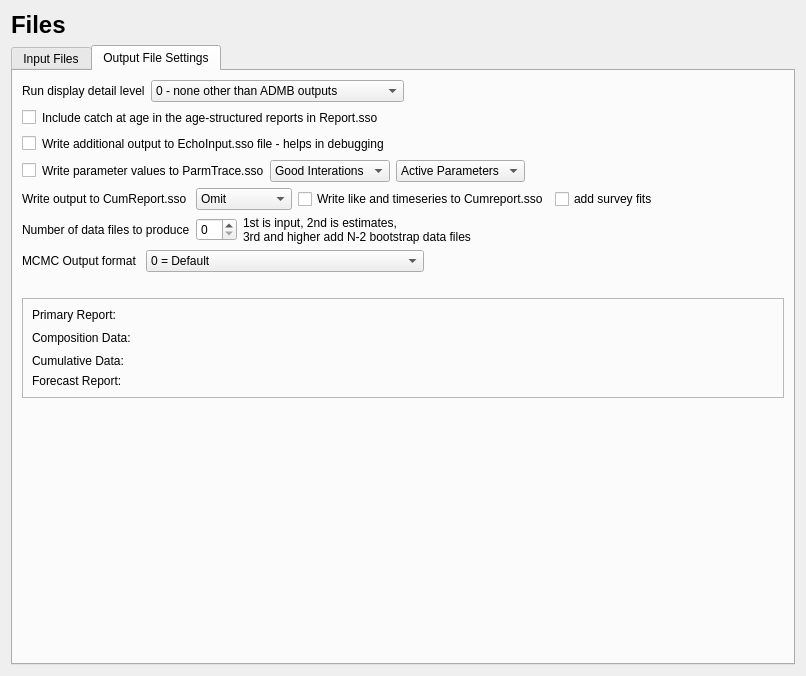
Old version of the form src/file_widget.ui in the repository nmfs-ost/ss3-ssi.
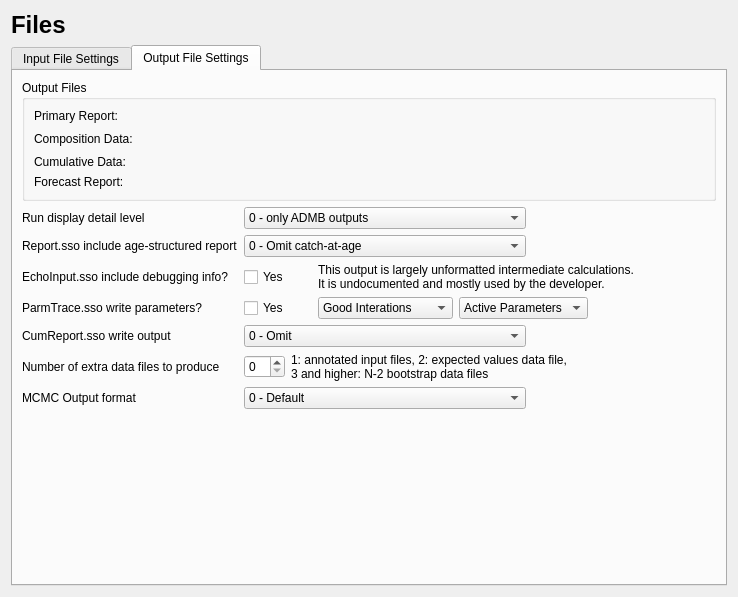
New version of the form. The open tabs and pages were chosen to show the change. Icons and pictures are not drawn.

Commit message:
Changed layouts in Files and Forecast a little
Changed report level to combo box
Changed cumreport output to combo box
Added spinboxes for benchmark SR parm begin and end
Changed year check routine to allow -999 for start year
Changed setHeight for tableview to have a max value
Fixed comments about 'ss3' to 'ss'

What changed in the file:
```diff
--- a/src/file_widget.ui
+++ b/src/file_widget.ui
@@ -6,8 +6,8 @@
    <rect>
     <x>0</x>
     <y>0</y>
-    <width>806</width>
-    <height>676</height>
+    <width>738</width>
+    <height>597</height>
    </rect>
   </property>
   <property name="windowTitle">
@@ -61,7 +61,7 @@
      </property>
      <widget class="QWidget" name="tab_input">
       <attribute name="title">
-       <string>Input Files</string>
+       <string>Input File Settings</string>
       </attribute>
       <layout class="QGridLayout" name="gridLayout_3">
        <item row="18" column="0">
@@ -511,97 +511,108 @@
        <string>Output File Settings</string>
       </attribute>
       <layout class="QGridLayout" name="gridLayout_4">
-       <item row="10" column="0" colspan="3">
-        <widget class="QFrame" name="frame_reports">
-         <property name="frameShape">
-          <enum>QFrame::StyledPanel</enum>
+       <item row="12" column="0">
+        <spacer name="verticalSpacer_output">
+         <property name="orientation">
+          <enum>Qt::Vertical</enum>
          </property>
-         <property name="frameShadow">
-          <enum>QFrame::Raised</enum>
+         <property name="sizeHint" stdset="0">
+          <size>
+           <width>20</width>
+           <height>40</height>
+          </size>
          </property>
-         <layout class="QGridLayout" name="gridLayout_2">
-          <item row="1" column="0">
-           <widget class="QLabel" name="label_report">
-            <property name="text">
-             <string>Primary Report:</string>
-            </property>
-           </widget>
-          </item>
-          <item row="3" column="0">
-           <widget class="QLabel" name="label_cum_report">
-            <property name="text">
-             <string>Cumulative Data:</string>
-            </property>
-           </widget>
-          </item>
-          <item row="4" column="0">
-           <widget class="QLabel" name="label_fcast_report">
-            <property name="text">
-             <string>Forecast Report:</string>
-            </property>
-           </widget>
-          </item>
-          <item row="2" column="0">
-           <widget class="QLabel" name="label_comp_report">
-            <property name="text">
-             <string>Composition Data:</string>
-            </property>
-           </widget>
-          </item>
-          <item row="1" column="1">
-           <widget class="QLabel" name="label_report_file">
-            <property name="text">
-             <string/>
-            </property>
-           </widget>
-          </item>
-          <item row="2" column="1">
-           <widget class="QLabel" name="label_comp_report_file">
-            <property name="text">
-             <string/>
-            </property>
-           </widget>
-          </item>
-          <item row="4" column="1">
-           <widget class="QLabel" name="label_fcast_report_file">
-            <property name="text">
-             <string/>
-            </property>
-           </widget>
-          </item>
-          <item row="3" column="1">
-           <widget class="QLabel" name="label_cum_report_file">
-            <property name="text">
-             <string/>
-            </property>
-           </widget>
-          </item>
-          <item row="2" column="2">
-           <spacer name="horizontalSpacer_reports">
-            <property name="orientation">
-             <enum>Qt::Horizontal</enum>
-            </property>
-            <property name="sizeHint" stdset="0">
-             <size>
-              <width>40</width>
-              <height>20</height>
-             </size>
-            </property>
-           </spacer>
-          </item>
-         </layout>
-        </widget>
+        </spacer>
        </item>
-       <item row="3" column="0">
-        <layout class="QHBoxLayout" name="horizontalLayout_checkup">
-         <item>
-          <widget class="QCheckBox" name="checkBox_checkup">
+       <item row="11" column="0">
+        <layout class="QGridLayout" name="gridLayout_outputs">
+         <item row="2" column="0" colspan="2">
+          <widget class="QLabel" name="label_report_level">
            <property name="text">
-            <string/>
+            <string>Report.sso include age-structured report</string>
            </property>
           </widget>
          </item>
-         <item>
+         <item row="5" column="2" colspan="4">
+          <widget class="QComboBox" name="comboBox_cumreport">
+           <item>
+            <property name="text">
+             <string>0 - Omit</string>
+            </property>
+           </item>
+           <item>
+            <property name="text">
+             <string>1 - Brief Report</string>
+            </property>
+           </item>
+           <item>
+            <property name="text">
+             <string>2 - Full Report</string>
+            </property>
+           </item>
+          </widget>
+         </item>
+         <item row="6" column="0" colspan="2">
+          <widget class="QLabel" name="label_datafiles">
+           <property name="text">
+            <string>Number of extra data files to produce</string>
+           </property>
+          </widget>
+         </item>
+         <item row="4" column="7">
+          <spacer name="horizontalSpacer">
+           <property name="orientation">
+            <enum>Qt::Horizontal</enum>
+           </property>
+           <property name="sizeHint" stdset="0">
+            <size>
+             <width>40</width>
+             <height>20</height>
+            </size>
+           </property>
+          </spacer>
+         </item>
+         <item row="7" column="2" colspan="4">
+          <widget class="QComboBox" name="comboBox_MCMC_output">
+           <item>
+            <property name="text">
+             <string>0 - Default</string>
+            </property>
+           </item>
+           <item>
+            <property name="text">
+             <string>1 - Likelihood components with lambda values</string>
+            </property>
+           </item>
+           <item>
+            <property name="text">
+             <string>2 - Expanded output</string>
+            </property>
+           </item>
+          </widget>
+         </item>
+         <item row="7" column="0" colspan="2">
+          <widget class="QLabel" name="label_mcmc_output">
+           <property name="text">
+            <string>MCMC Output format </string>
+           </property>
+          </widget>
+         </item>
+         <item row="1" column="0" colspan="2">
+          <widget class="QLabel" name="label_detail_level">
+           <property name="text">
+            <string>Run display detail level</string>
+           </property>
+          </widget>
+         </item>
+         <item row="4" column="2">
+          <widget class="QCheckBox" name="checkBox_parm_trace">
+           <property name="text">
+            <string>Yes</string>
+           </property>
+          </widget>
+         </item>
+         <item row="3" column="0" colspan="2">
           <widget class="QLabel" name="label_checkup">
            <property name="statusTip">
             <string>Mostly used by developers</string>
@@ -610,81 +621,15 @@
             <string>Data echoed when read</string>
            </property>
            <property name="text">
-            <string>Write additional output to EchoInput.sso file - helps in debugging</string>
+            <string>EchoInput.sso include debugging info?</string>
            </property>
           </widget>
          </item>
-         <item>
-          <spacer name="horizontalSpacer_checkup">
-           <property name="orientation">
-            <enum>Qt::Horizontal</enum>
-           </property>
-           <property name="sizeHint" stdset="0">
-            <size>
-             <width>40</width>
-             <height>20</height>
-            </size>
-           </property>
-          </spacer>
-         </item>
-        </layout>
-       </item>
-       <item row="8" column="0" colspan="3">
-        <widget class="QLabel" name="label_spacer">
-         <property name="text">
-          <string/>
-         </property>
-        </widget>
-       </item>
-       <item row="6" column="0">
-        <layout class="QHBoxLayout" name="horizontalLayout_datafiles">
-         <item>
-          <widget class="QLabel" name="label_datafiles">
-           <property name="text">
-            <string>Number of data files to produce</string>
-           </property>
-          </widget>
-         </item>
-         <item>
-          <widget class="QSpinBox" name="spinBox_datafiles"/>
-         </item>
-         <item>
-          <widget class="QLabel" name="label_datafiles_info">
-           <property name="text">
-            <string>1st is input, 2nd is estimates,
-3rd and higher add N-2 bootstrap data files</string>
-           </property>
-          </widget>
-         </item>
-         <item>
-          <spacer name="horizontalSpacer_datafiles">
-           <property name="orientation">
-            <enum>Qt::Horizontal</enum>
-           </property>
-           <property name="sizeHint" stdset="0">
-            <size>
-             <width>40</width>
-             <height>20</height>
-            </size>
-           </property>
-          </spacer>
-         </item>
-        </layout>
-       </item>
-       <item row="7" column="0">
-        <layout class="QHBoxLayout" name="horizontalLayout_mcmc_output">
-         <item>
-          <widget class="QLabel" name="label_mcmc_output">
-           <property name="text">
-            <string>MCMC Output format </string>
-           </property>
-          </widget>
-         </item>
-         <item>
-          <widget class="QComboBox" name="comboBox_MCMC_output">
+         <item row="1" column="2" colspan="4">
+          <widget class="QComboBox" name="comboBox_detail_level">
            <item>
             <property name="text">
-             <string>0 = Default</string>
+             <string>0 - only ADMB outputs</string>
             </property>
            </item>
            <item>
@@ -697,102 +642,40 @@
              <string>2 = Full</string>
             </property>
            </item>
+          </widget>
+         </item>
+         <item row="4" column="5" colspan="2">
+          <widget class="QComboBox" name="comboBox_parm_trace_param">
            <item>
             <property name="text">
-             <string>3 = Make output subdir for each MCMC vector</string>
+             <string>Active Parameters</string>
             </property>
            </item>
           </widget>
          </item>
-         <item>
-          <spacer name="horizontalSpacer">
-           <property name="orientation">
-            <enum>Qt::Horizontal</enum>
-           </property>
-           <property name="sizeHint" stdset="0">
-            <size>
-             <width>40</width>
-             <height>20</height>
-            </size>
-           </property>
-          </spacer>
-         </item>
-        </layout>
-       </item>
-       <item row="5" column="0">
-        <layout class="QHBoxLayout" name="horizontalLayout_cumrpt_fits">
-         <item>
+         <item row="5" column="0" colspan="2">
           <widget class="QLabel" name="label_cumreport">
            <property name="text">
-            <string>Write output to CumReport.sso </string>
+            <string>CumReport.sso write output </string>
            </property>
           </widget>
          </item>
-         <item>
-          <widget class="QComboBox" name="comboBox_cumreport">
-           <item>
-            <property name="text">
-             <string>Omit</string>
-            </property>
-           </item>
-           <item>
-            <property name="text">
-             <string>Brief Report</string>
-            </property>
-           </item>
-           <item>
-            <property name="text">
-             <string>Full Report</string>
-            </property>
-           </item>
-          </widget>
-         </item>
-         <item>
-          <widget class="QCheckBox" name="checkBox_cumrpt_like">
+         <item row="3" column="3" colspan="5">
+          <widget class="QLabel" name="label_checkup_info">
            <property name="text">
-            <string>Write like and timeseries to Cumreport.sso</string>
+            <string>This output is largely unformatted intermediate calculations. 
+It is undocumented and mostly used by the developer.</string>
            </property>
           </widget>
          </item>
-         <item>
-          <widget class="QCheckBox" name="checkBox_cumrpt_fits">
-           <property name="text">
-            <string>add survey fits</string>
-           </property>
-          </widget>
-         </item>
-         <item>
-          <spacer name="horizontalSpacer_cumrpt_fits">
-           <property name="orientation">
-            <enum>Qt::Horizontal</enum>
-           </property>
-           <property name="sizeHint" stdset="0">
-            <size>
-             <width>40</width>
-             <height>20</height>
-            </size>
-           </property>
-          </spacer>
-         </item>
-        </layout>
-       </item>
-       <item row="4" column="0">
-        <layout class="QHBoxLayout" name="horizontalLayout_parm_trace">
-         <item>
-          <widget class="QCheckBox" name="checkBox_parm_trace">
-           <property name="text">
-            <string/>
-           </property>
-          </widget>
-         </item>
-         <item>
+         <item row="4" column="0" colspan="2">
           <widget class="QLabel" name="label_parm_trace">
            <property name="text">
-            <string>Write parameter values to ParmTrace.sso</string>
+            <string>ParmTrace.sso write parameters?</string>
            </property>
           </widget>
          </item>
-         <item>
+         <item row="4" column="3" colspan="2">
           <widget class="QComboBox" name="comboBox_parm_trace_iter">
            <item>
             <property name="text">
@@ -806,11 +689,11 @@
            </item>
           </widget>
          </item>
-         <item>
-          <widget class="QComboBox" name="comboBox_parm_trace_param">
+         <item row="2" column="2" colspan="4">
+          <widget class="QComboBox" name="comboBox_report_level">
            <item>
             <property name="text">
-             <string>Active Parameters</string>
+             <string>0 - Omit catch-at-age</string>
             </property>
            </item>
            <item>
@@ -820,108 +703,121 @@
            </item>
           </widget>
          </item>
-         <item>
-          <spacer name="horizontalSpacer_parm_trace">
-           <property name="orientation">
-            <enum>Qt::Horizontal</enum>
-           </property>
-           <property name="sizeHint" stdset="0">
-            <size>
-             <width>40</width>
-             <height>20</height>
-            </size>
-           </property>
-          </spacer>
-         </item>
-        </layout>
-       </item>
-       <item row="2" column="0">
-        <layout class="QHBoxLayout" name="horizontalLayout_report">
-         <item>
-          <widget class="QCheckBox" name="checkBox_report">
+         <item row="3" column="2">
+          <widget class="QCheckBox" name="checkBox_checkup">
            <property name="text">
-            <string/>
+            <string>Yes</string>
            </property>
           </widget>
          </item>
-         <item>
-          <widget class="QLabel" name="label_report_level">
-           <property name="text">
-            <string>Include catch at age in the age-structured reports in Report.sso</string>
+         <item row="0" column="0" colspan="8">
+          <widget class="QGroupBox" name="groupBox_output_files">
+           <property name="title">
+            <string>Output Files</string>
            </property>
+           <layout class="QGridLayout" name="gridLayout_5">
+            <item row="3" column="0">
+             <widget class="QLabel" name="label_fcast_report">
+              <property name="text">
+               <string>Forecast Report:</string>
+              </property>
+             </widget>
+            </item>
+            <item row="0" column="0">
+             <widget class="QLabel" name="label_report">
+              <property name="text">
+               <string>Primary Report:</string>
+              </property>
+             </widget>
+            </item>
+            <item row="2" column="0">
+             <widget class="QLabel" name="label_cum_report">
+              <property name="text">
+               <string>Cumulative Data:</string>
+              </property>
+             </widget>
+            </item>
+            <item row="1" column="0">
+             <widget class="QLabel" name="label_comp_report">
+              <property name="text">
+               <string>Composition Data:</string>
+              </property>
+             </widget>
+            </item>
+            <item row="1" column="1">
+             <widget class="QLabel" name="label_comp_report_file">
+              <property name="text">
+               <string/>
+              </property>
+             </widget>
+            </item>
+            <item row="1" column="2">
+             <spacer name="horizontalSpacer_output_files">
+              <property name="orientation">
+               <enum>Qt::Horizontal</enum>
+              </property>
+              <property name="sizeHint" stdset="0">
+               <size>
+                <width>40</width>
+                <height>20</height>
+               </size>
+              </property>
+             </spacer>
+            </item>
+            <item row="2" column="1">
+             <widget class="QLabel" name="label_cum_report_file">
+              <property name="text">
+               <string/>
+              </property>
+             </widget>
+            </item>
+            <item row="3" column="1">
+             <widget class="QLabel" name="label_fcast_report_file">
+              <property name="text">
+               <string/>
+              </property>
+             </widget>
+            </item>
+            <item row="0" column="1">
+             <widget class="QLabel" name="label_report_file">
+              <property name="text">
+               <string/>
+              </property>
+             </widget>
+            </item>
+           </layout>
           </widget>
          </item>
-         <item>
-          <spacer name="horizontalSpacer_report">
-           <property name="orientation">
-            <enum>Qt::Horizontal</enum>
-           </property>
-           <property name="sizeHint" stdset="0">
-            <size>
-             <width>40</width>
-             <height>20</height>
-            </size>
-           </property>
-          </spacer>
-         </item>
-        </layout>
-       </item>
-       <item row="0" column="0">
-        <layout class="QHBoxLayout" name="horizontalLayout_detail_level">
-         <item>
-          <widget class="QLabel" name="label_detail_level">
-           <property name="text">
-            <string>Run display detail level</string>
-           </property>
-          </widget>
-         </item>
-         <item>
-          <widget class="QComboBox" name="comboBox_detail_level">
+         <item row="6" column="2" colspan="6">
+          <layout class="QHBoxLayout" name="horizontalLayout_2">
            <item>
-            <property name="text">
-             <string>0 - none other than ADMB outputs</string>
-            </property>
+            <widget class="QSpinBox" name="spinBox_datafiles"/>
            </item>
            <item>
-            <property name="text">
-             <string>1 - one brief display line for each iteration</string>
-            </property>
+            <widget class="QLabel" name="label_datafiles_info">
+             <property name="text">
+              <string>1: annotated input files, 2: expected values data file,
+3 and higher: N-2 bootstrap data files</string>
+             </property>
+            </widget>
            </item>
            <item>
-            <property name="text">
-             <string>2 - fuller display for each iteration</string>
-            </property>
+            <spacer name="horizontalSpacer_2">
+             <property name="orientation">
+              <enum>Qt::Horizontal</enum>
+             </property>
+             <property name="sizeHint" stdset="0">
+              <size>
+               <width>40</width>
+               <height>20</height>
+              </size>
+             </property>
+            </spacer>
            </item>
-          </widget>
+          </layout>
          </item>
-         <item>
-          <spacer name="horizontalSpacer_detail_level">
-           <property name="orientation">
-            <enum>Qt::Horizontal</enum>
-           </property>
-           <property name="sizeHint" stdset="0">
-            <size>
-             <width>40</width>
-             <height>20</height>
-            </size>
-           </property>
-          </spacer>
-         </item>
         </layout>
        </item>
-       <item row="11" column="0">
-        <spacer name="verticalSpacer_output">
-         <property name="orientation">
-          <enum>Qt::Vertical</enum>
-         </property>
-         <property name="sizeHint" stdset="0">
-          <size>
-           <width>20</width>
-           <height>40</height>
-          </size>
-         </property>
-        </spacer>
-       </item>
       </layout>
      </widget>
     </widget>
```
Left out of the diff: 219 changed lines with no effect on the pictures. The commit also changes 15 other files.
